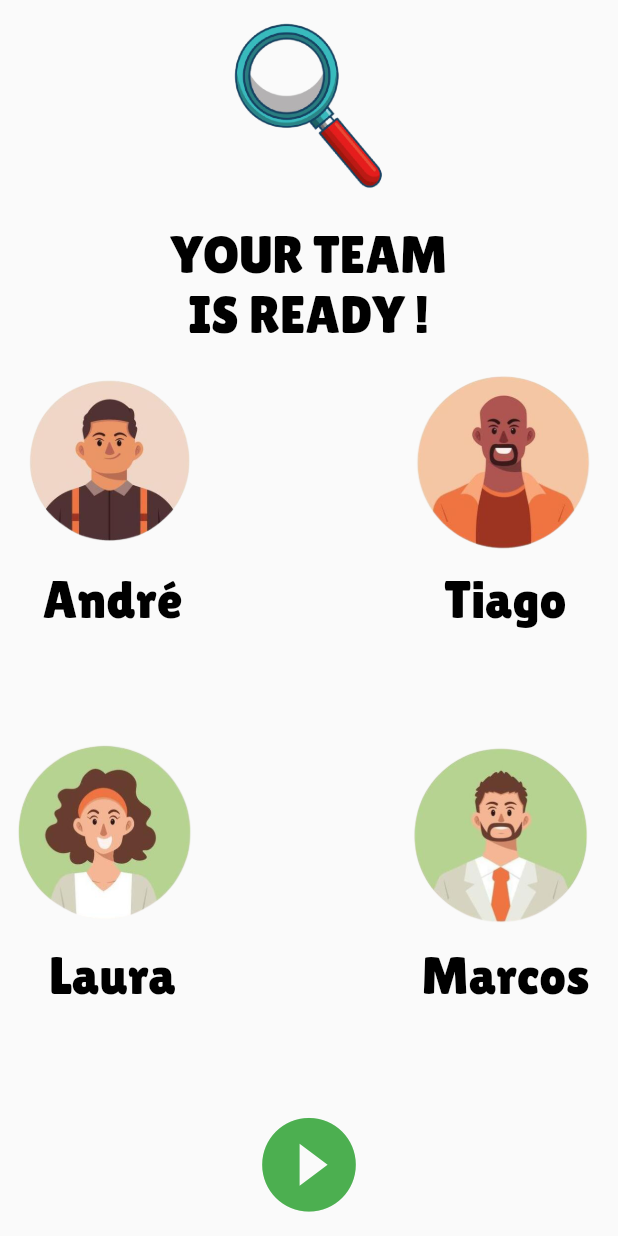
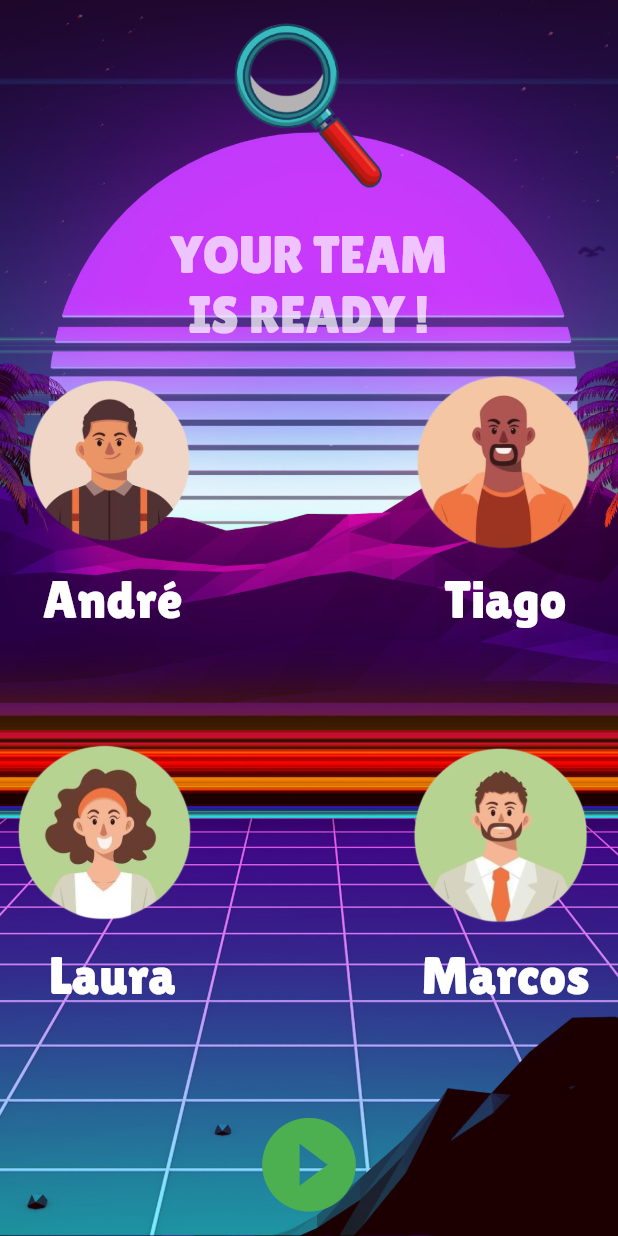
Before and after one commit to Jeremias-2000/quiz-app, a Flutter app: the EscolherTimePage screen opened by its route, on a phone screen of 412 x 824 dp. Run offline on Flutter 3.47's test engine with Material 2 defaults, Android fonts, the phone set to English and light mode, and no system bars; our stand-ins replace google_fonts.

Commit message:
adicionar plano de fundo na tela de escolher time

```diff
--- a/lib/screens/escolher_time.dart
+++ b/lib/screens/escolher_time.dart
@@ -11,11 +11,8 @@ class EscolherTimePage extends StatefulWidget {
 }
 
 class _EscolherTimePageState extends State<EscolherTimePage> {
-  @override
-  Widget build(BuildContext context) {
-    return SafeArea(
-      child: Scaffold(
-        body: Column(
+Widget _body(){
+  return Column(
           mainAxisAlignment: MainAxisAlignment.spaceBetween, //espaco entre em cima e em baixo
           crossAxisAlignment: CrossAxisAlignment.stretch,
           children: [
@@ -30,7 +27,7 @@ class _EscolherTimePageState extends State<EscolherTimePage> {
               estiloFonte: GoogleFonts.lilitaOne(
                 textStyle:const TextStyle(
                   fontSize: 35.0,
-                  color: Colors.black
+                  color: Colors.white70
                 )
               )
             ),
@@ -70,7 +67,23 @@ class _EscolherTimePageState extends State<EscolherTimePage> {
           SizedBox(height: 45.0,)
           ],
 
-        ),
+        );
+}
+
+  @override
+  Widget build(BuildContext context) {
+    return SafeArea(
+      child: Scaffold(
+        body: Stack(
+          children: [
+            SizedBox(
+              height: MediaQuery.of(context).size.height,
+              child: Image.asset("assets/images/plano_fundo_avatar.jpg",
+              fit: BoxFit.cover,),
+
+            ),
+            _body()
+          ],)
       ),
     );
   }
--- a/lib/widgets/adicionar_avatar.dart
+++ b/lib/widgets/adicionar_avatar.dart
@@ -24,7 +24,7 @@ class AdicionarAvatar extends StatelessWidget {
         estiloFonte: GoogleFonts.lilitaOne(
           textStyle: const TextStyle(
             fontSize: 35.0,
-            color: Colors.black
+            color: Colors.white
           )
         )
       ),
--- a/pubspec.yaml
+++ b/pubspec.yaml
@@ -68,6 +68,7 @@ flutter:
     - assets/images/avatar4.png
     - assets/images/trofeu_.png
     - assets/images/estrela_.png
+    - assets/images/plano_fundo_avatar.jpg
   #   - images/a_dot_ham.jpeg
 
   # An image asset can refer to one or more resolution-specific "variants", see
```
Also changed, not shown: assets/images/plano_de_fundo_avatar.jpg (deleted), assets/images/plano_de_fundo_interrogacao.jpeg (deleted), assets/images/plano_fundo_avatar.jpg (added).
